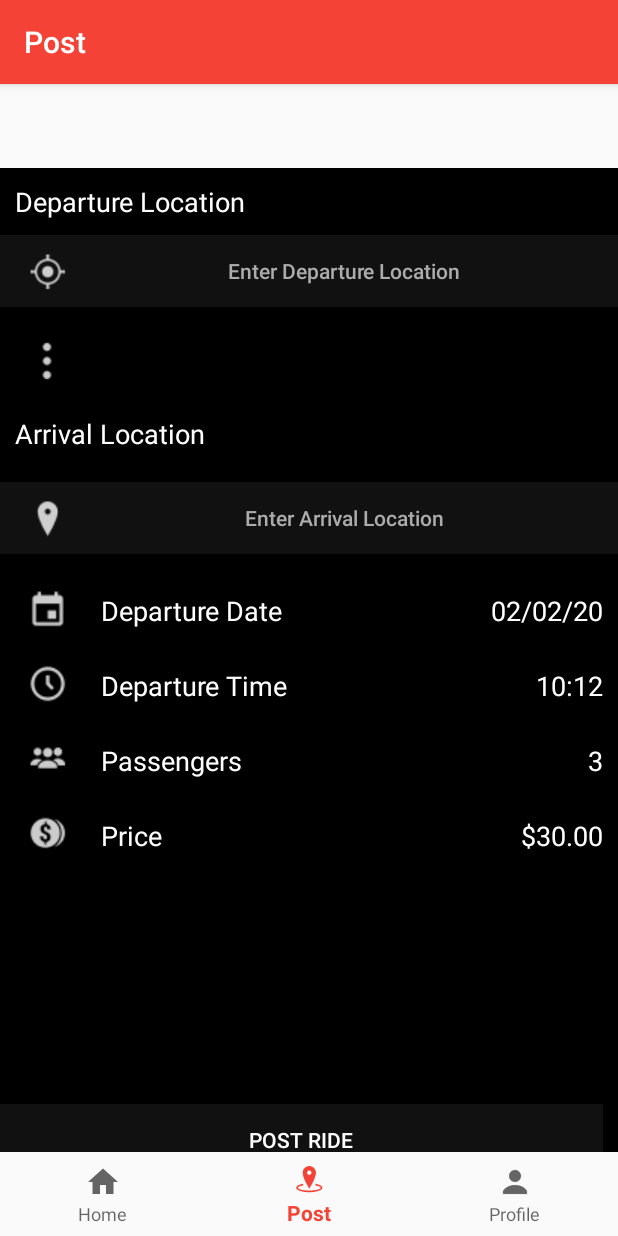
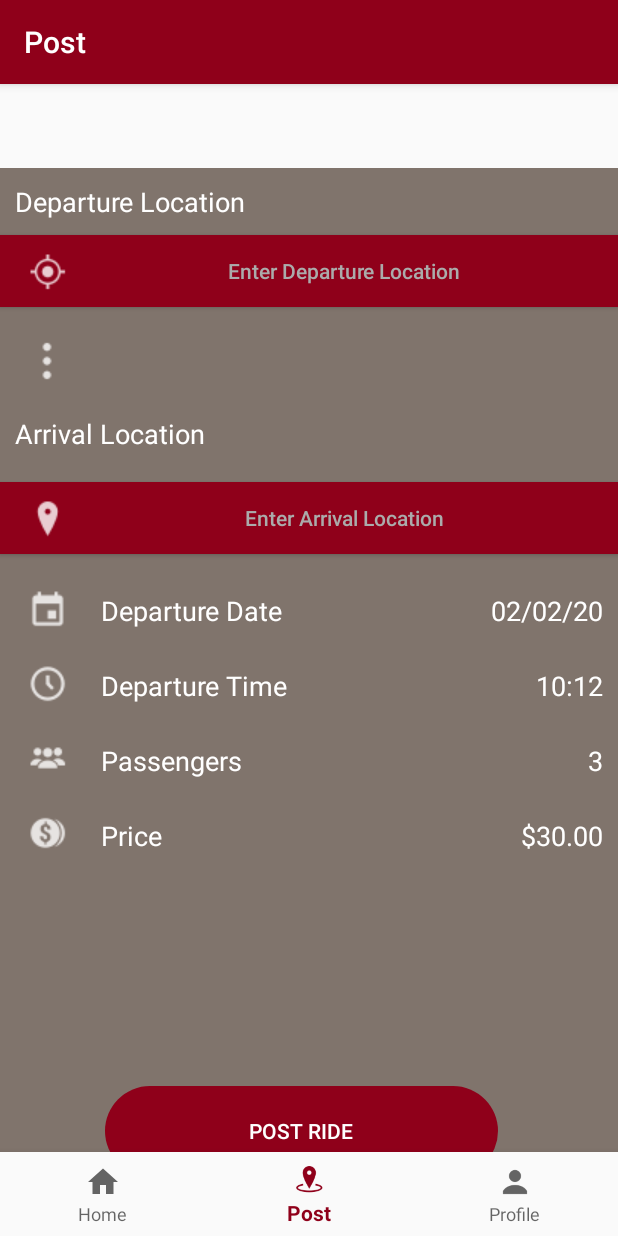
Before and after one commit to easinyo/FunRide, an Android app: the PostFragment screen opened through its navigation route, on a phone screen of 412 x 824 dp. Run offline under Robolectric (Android 15) with nearby library versions, the phone set to English and light mode, and no system bars; our stand-ins replace navigation-ui.

Commit message:
UI modifications

```diff
--- a/app/src/main/res/drawable-v24/oval_button_register.xml
+++ b/app/src/main/res/drawable-v24/oval_button_register.xml
@@ -9,7 +9,7 @@
         android:topLeftRadius="30dp"
         android:topRightRadius="30dp" />
 
-    <solid android:color="#339BFF" />
+    <solid android:color="#009688" />
 
     <padding
         android:bottom="0dp"
--- a/app/src/main/res/layout/activity_login.xml
+++ b/app/src/main/res/layout/activity_login.xml
@@ -5,7 +5,7 @@
     android:id="@+id/activity_main"
     android:layout_width="match_parent"
     android:layout_height="match_parent"
-    android:background="@drawable/background_login"
+    android:background="@color/backghroundcolor"
     android:gravity="center"
     android:orientation="vertical">
 
@@ -18,7 +18,7 @@
         android:layout_marginRight="30dp"
         android:layout_marginBottom="50dp"
         android:text="@string/app_name"
-        android:textColor="@android:color/white"
+        android:textColor="@color/colorPrimary"
         android:textSize="70sp" />
 
     <ImageView
--- a/app/src/main/res/layout/fragment_post.xml
+++ b/app/src/main/res/layout/fragment_post.xml
@@ -11,7 +11,7 @@
         xmlns:tools="http://schemas.android.com/tools"
         android:layout_width="match_parent"
         android:layout_height="match_parent"
-        android:background="@color/windowBackground"
+        android:background="@color/backghroundcolor"
         tools:context=".ui.fragment.PostFragment">
 
         <TextView
@@ -31,7 +31,7 @@
             android:layout_height="wrap_content"
             android:id="@+id/departure_location"
             android:textColor="@color/textColorPrimary"
-            android:background="#111"
+            android:background="@color/colorPrimary"
             android:hint="Enter Departure Location"
             android:textColorHint="#ABABAB"
             android:layout_below="@+id/departure_location_label"
@@ -68,7 +68,7 @@
             android:layout_height="wrap_content"
             android:id="@+id/arrival_location"
             android:textColor="@color/textColorPrimary"
-            android:background="#111"
+            android:background="@color/colorPrimary"
             android:hint="Enter Arrival Location"
             android:textColorHint="#ABABAB"
             android:layout_below="@+id/arrival_location_label"
@@ -217,13 +217,16 @@
         <Button
             android:layout_width="match_parent"
             android:layout_height="wrap_content"
+            android:layout_marginLeft="70dp"
+            android:layout_marginRight="70dp"
+            android:layout_marginBottom="40dp"
+            android:maxLines="1"
             android:id="@+id/post_ride"
-            android:background="#111"
+            android:text="@string/post_ride"
             android:textColor="@color/textColorPrimary"
-            android:text="Post Ride"
             android:layout_alignRight="@+id/price"
-            android:layout_marginBottom="40dp"
-            android:layout_alignParentBottom="true"/>
+            android:layout_alignParentBottom="true"
+            android:background="@drawable/oval_button"/>
 
     </RelativeLayout>
 
--- a/app/src/main/res/values/colors.xml
+++ b/app/src/main/res/values/colors.xml
@@ -1,10 +1,11 @@
 <?xml version="1.0" encoding="utf-8"?>
 <resources>
-    <color name="colorPrimary">#F44336</color>
-    <color name="colorPrimaryDark">#D36A64</color>
+    <color name="colorPrimary">#8f001a</color>
+    <color name="colorPrimaryDark">#692420</color>
     <color name="colorAccent">#F44336</color>
+    <color name="backghroundcolor">#80746c</color>
     <color name="textColorPrimary">#FFFFFF</color>
-    <color name="windowBackground">#000000</color>
+    <color name="windowBackground">#948D8D</color>
     <color name="actionbar">#3cb879</color>
     <color name="body_background">#e8e8e8</color>
     <color name="body_background_green">#82e783</color>
--- a/app/src/main/res/values/strings.xml
+++ b/app/src/main/res/values/strings.xml
@@ -63,6 +63,8 @@
 
     <string name="cost"> Cost </string>
 
+    <string name="post_ride">Post Ride</string>
+
     #--------------#
     <string name="action_search"><b>Search</b></string>
 
```
Also changed, not shown: app/src/main/res/layout/fragment_home.xml (+0 -13 lines).
